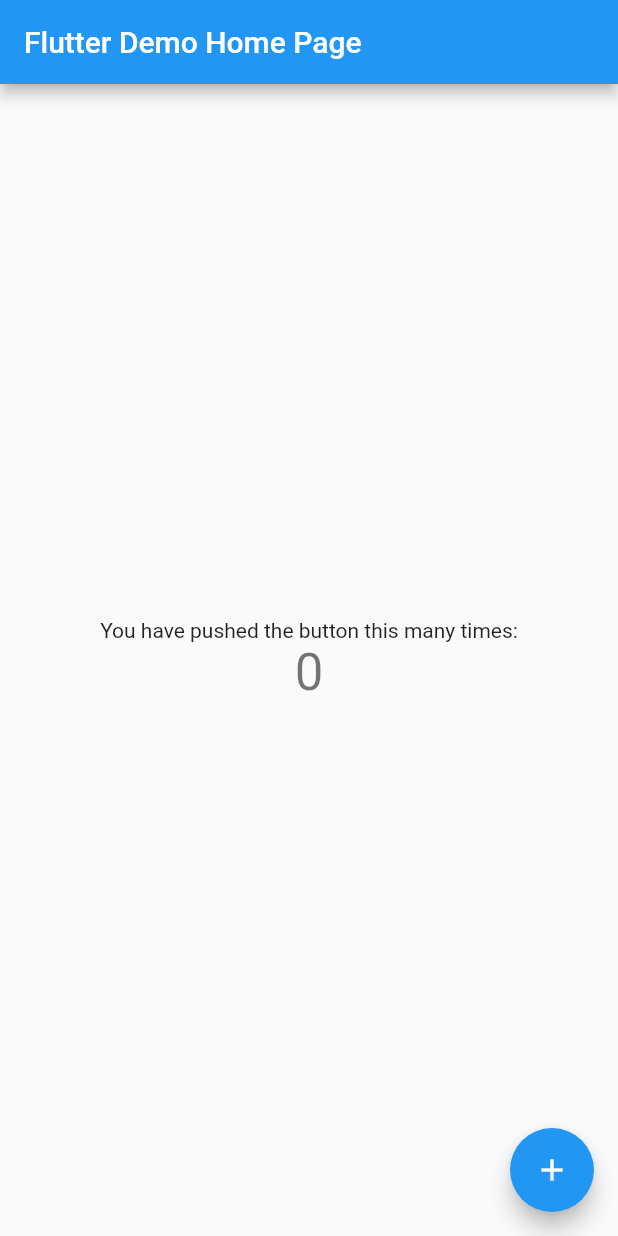
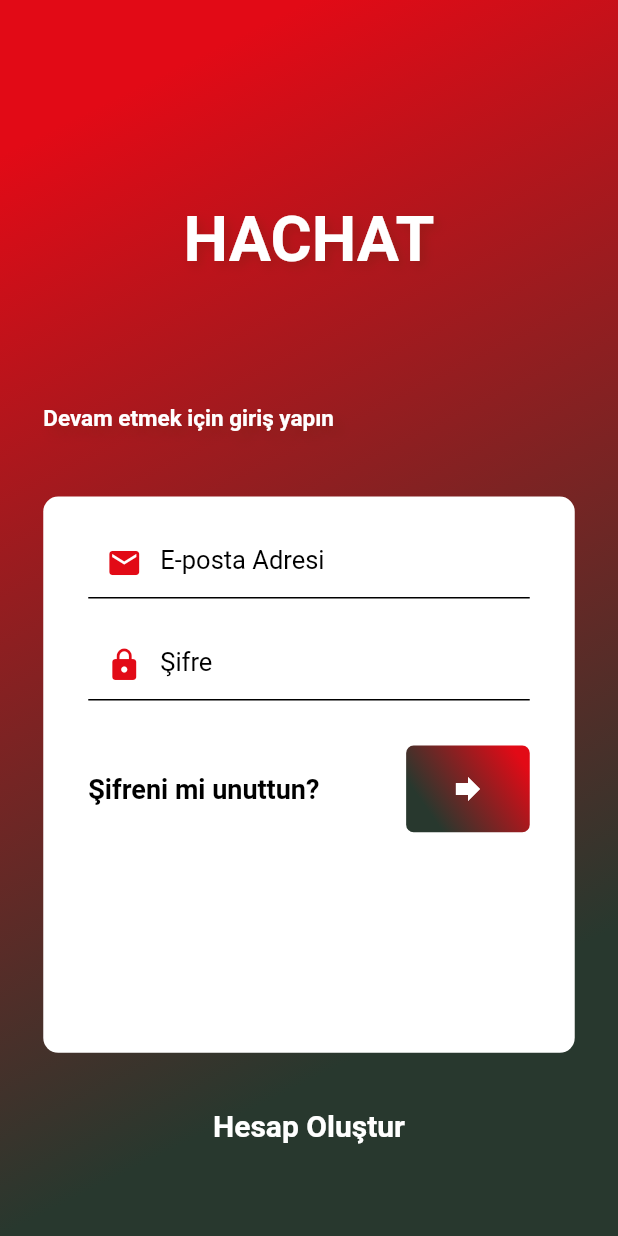
Before and after one commit to MrBuluc/hachat, a Flutter app: the screen it shows after launch, on a phone screen of 412 x 824 dp. Run offline on Flutter 3.47's test engine with Material 2 defaults, Android fonts, the phone set to English and light mode, and no system bars.

Commit message:
login_page completed

```diff
--- a/lib/main.dart
+++ b/lib/main.dart
@@ -1,4 +1,5 @@
 import 'package:flutter/material.dart';
+import 'package:hachat/ui/login/login_page.dart';
 
 void main() {
   runApp(const MyApp());
@@ -7,109 +8,16 @@
 class MyApp extends StatelessWidget {
   const MyApp({super.key});
 
-  // This widget is the root of your application.
   @override
   Widget build(BuildContext context) {
     return MaterialApp(
-      title: 'Flutter Demo',
+      title: 'HACHAT',
+      debugShowCheckedModeBanner: true,
       theme: ThemeData(
-        // This is the theme of your application.
-        //
-        // Try running your application with "flutter run". You'll see the
-        // application has a blue toolbar. Then, without quitting the app, try
-        // changing the primarySwatch below to Colors.green and then invoke
-        // "hot reload" (press "r" in the console where you ran "flutter run",
-        // or simply save your changes to "hot reload" in a Flutter IDE).
-        // Notice that the counter didn't reset back to zero; the application
-        // is not restarted.
-        primarySwatch: Colors.blue,
-      ),
-      home: const MyHomePage(title: 'Flutter Demo Home Page'),
+          primaryColor: const Color.fromRGBO(226, 10, 22, 1),
+          hintColor: Colors.black,
+          focusColor: const Color.fromRGBO(226, 10, 22, 1)),
+      home: const LoginPage(),
     );
   }
 }
-
-class MyHomePage extends StatefulWidget {
-  const MyHomePage({super.key, required this.title});
-
-  // This widget is the home page of your application. It is stateful, meaning
-  // that it has a State object (defined below) that contains fields that affect
-  // how it looks.
-
-  // This class is the configuration for the state. It holds the values (in this
-  // case the title) provided by the parent (in this case the App widget) and
-  // used by the build method of the State. Fields in a Widget subclass are
-  // always marked "final".
-
-  final String title;
-
-  @override
-  State<MyHomePage> createState() => _MyHomePageState();
-}
-
-class _MyHomePageState extends State<MyHomePage> {
-  int _counter = 0;
-
-  void _incrementCounter() {
-    setState(() {
-      // This call to setState tells the Flutter framework that something has
-      // changed in this State, which causes it to rerun the build method below
-      // so that the display can reflect the updated values. If we changed
-      // _counter without calling setState(), then the build method would not be
-      // called again, and so nothing would appear to happen.
-      _counter++;
-    });
-  }
-
-  @override
-  Widget build(BuildContext context) {
-    // This method is rerun every time setState is called, for instance as done
-    // by the _incrementCounter method above.
-    //
-    // The Flutter framework has been optimized to make rerunning build methods
-    // fast, so that you can just rebuild anything that needs updating rather
-    // than having to individually change instances of widgets.
-    return Scaffold(
-      appBar: AppBar(
-        // Here we take the value from the MyHomePage object that was created by
-        // the App.build method, and use it to set our appbar title.
-        title: Text(widget.title),
-      ),
-      body: Center(
-        // Center is a layout widget. It takes a single child and positions it
-        // in the middle of the parent.
-        child: Column(
-          // Column is also a layout widget. It takes a list of children and
-          // arranges them vertically. By default, it sizes itself to fit its
-          // children horizontally, and tries to be as tall as its parent.
-          //
-          // Invoke "debug painting" (press "p" in the console, choose the
-          // "Toggle Debug Paint" action from the Flutter Inspector in Android
-          // Studio, or the "Toggle Debug Paint" command in Visual Studio Code)
-          // to see the wireframe for each widget.
-          //
-          // Column has various properties to control how it sizes itself and
-          // how it positions its children. Here we use mainAxisAlignment to
-          // center the children vertically; the main axis here is the vertical
-          // axis because Columns are vertical (the cross axis would be
-          // horizontal).
-          mainAxisAlignment: MainAxisAlignment.center,
-          children: <Widget>[
-            const Text(
-              'You have pushed the button this many times:',
-            ),
-            Text(
-              '$_counter',
-              style: Theme.of(context).textTheme.headline4,
-            ),
-          ],
-        ),
-      ),
-      floatingActionButton: FloatingActionButton(
-        onPressed: _incrementCounter,
-        tooltip: 'Increment',
-        child: const Icon(Icons.add),
-      ), // This trailing comma makes auto-formatting nicer for build methods.
-    );
-  }
-}
--- /dev/null
+++ b/lib/ui/const.dart
@@ -0,0 +1,35 @@
+import 'package:flutter/material.dart';
+
+LinearGradient loginPageBg = const LinearGradient(
+    begin: Alignment.topLeft,
+    end: Alignment.bottomRight,
+    stops: [.1, .8],
+    colors: [Color.fromRGBO(226, 10, 22, 1), Color.fromRGBO(40, 56, 46, 1)]);
+
+LinearGradient entryButton = const LinearGradient(
+    begin: Alignment.topRight,
+    end: Alignment.bottomLeft,
+    stops: [.1, .8],
+    colors: [Color.fromRGBO(226, 10, 22, 1), Color.fromRGBO(40, 56, 46, 1)]);
+
+const TextStyle headerText = TextStyle(
+    color: Colors.white,
+    fontSize: 42,
+    fontWeight: FontWeight.bold,
+    shadows: [
+      Shadow(
+          offset: Offset(3, 3),
+          blurRadius: 8,
+          color: Color.fromARGB(43, 43, 43, 0))
+    ]);
+
+const TextStyle miniHeader = TextStyle(
+    color: Colors.white,
+    fontSize: 15,
+    fontWeight: FontWeight.bold,
+    shadows: [
+      Shadow(
+          offset: Offset(5, 5),
+          blurRadius: 10,
+          color: Color.fromARGB(43, 43, 43, 0))
+    ]);
--- /dev/null
+++ b/lib/ui/login/login_page.dart
@@ -0,0 +1,163 @@
+import 'package:flutter/material.dart';
+import 'package:hachat/ui/const.dart';
+
+class LoginPage extends StatefulWidget {
+  const LoginPage({Key? key}) : super(key: key);
+
+  @override
+  State<LoginPage> createState() => _LoginPageState();
+}
+
+class _LoginPageState extends State<LoginPage> {
+  late Size size;
+
+  @override
+  Widget build(BuildContext context) {
+    size = MediaQuery.of(context).size;
+
+    return Container(
+      decoration: BoxDecoration(gradient: loginPageBg),
+      child: Scaffold(
+        resizeToAvoidBottomInset: true,
+        backgroundColor: Colors.transparent,
+        body: Center(
+          child: SingleChildScrollView(
+            child: Column(
+              mainAxisAlignment: MainAxisAlignment.spaceAround,
+              children: [
+                buildHeader(),
+                buildFormField(),
+                const SizedBox(
+                  height: 20,
+                ),
+                GestureDetector(
+                  child: buildNewAccount(),
+                )
+              ],
+            ),
+          ),
+        ),
+      ),
+    );
+  }
+
+  Widget buildHeader() => Padding(
+        padding: const EdgeInsets.only(top: 30),
+        child: SizedBox(
+          height: size.height * .29,
+          width: size.width * .86,
+          child: Column(
+            mainAxisAlignment: MainAxisAlignment.spaceAround,
+            crossAxisAlignment: CrossAxisAlignment.start,
+            children: const [
+              Center(
+                child: Text(
+                  "HACHAT",
+                  style: headerText,
+                ),
+              ),
+              Text(
+                "Devam etmek için giriş yapın",
+                style: miniHeader,
+              )
+            ],
+          ),
+        ),
+      );
+
+  Widget buildFormField() => Container(
+        height: size.height * .45,
+        width: size.width * .86,
+        decoration: BoxDecoration(
+            color: Colors.white, borderRadius: BorderRadius.circular(10)),
+        child: Form(
+          child: Padding(
+              padding: const EdgeInsets.only(top: 20, right: 30, left: 30),
+              child: Column(
+                crossAxisAlignment: CrossAxisAlignment.start,
+                children: [
+                  TextFormField(
+                    keyboardType: TextInputType.emailAddress,
+                    style: TextStyle(color: Theme.of(context).hintColor),
+                    cursorColor: Theme.of(context).hintColor,
+                    decoration: InputDecoration(
+                        prefixIcon: Icon(
+                          Icons.mail,
+                          color: Theme.of(context).primaryColor,
+                        ),
+                        hintStyle: TextStyle(
+                            color: Theme.of(context).hintColor, fontSize: 17),
+                        hintText: "E-posta Adresi",
+                        enabledBorder: const UnderlineInputBorder(
+                          borderSide: BorderSide(color: Colors.black),
+                        ),
+                        focusedBorder: const UnderlineInputBorder(
+                            borderSide: BorderSide(color: Colors.black))),
+                  ),
+                  const SizedBox(
+                    height: 20,
+                  ),
+                  TextFormField(
+                    obscureText: true,
+                    style: TextStyle(color: Theme.of(context).hintColor),
+                    cursorColor: Theme.of(context).hintColor,
+                    decoration: InputDecoration(
+                        enabledBorder: const UnderlineInputBorder(
+                          borderSide: BorderSide(color: Colors.black),
+                        ),
+                        focusedBorder: const UnderlineInputBorder(
+                            borderSide: BorderSide(color: Colors.black)),
+                        prefixIcon: Icon(
+                          Icons.lock,
+                          color: Theme.of(context).primaryColor,
+                        ),
+                        hintText: "Şifre",
+                        hintStyle: TextStyle(
+                            color: Theme.of(context).hintColor, fontSize: 17)),
+                  ),
+                  const SizedBox(
+                    height: 30,
+                  ),
+                  Row(
+                      mainAxisAlignment: MainAxisAlignment.spaceBetween,
+                      children: [
+                        Text(
+                          "Şifreni mi unuttun?",
+                          style: TextStyle(
+                              fontSize: 18,
+                              fontWeight: FontWeight.bold,
+                              color: Theme.of(context).hintColor),
+                        ),
+                        Container(
+                          height: size.height * .07,
+                          width: size.width * .2,
+                          decoration: BoxDecoration(
+                              gradient: entryButton,
+                              borderRadius: BorderRadius.circular(5)),
+                          child: const Icon(Icons.forward, color: Colors.white),
+                        ),
+                      ])
+                ],
+              )),
+        ),
+      );
+
+  Widget buildNewAccount() => Center(
+        child: SizedBox(
+          height: 40,
+          child: Row(
+            mainAxisAlignment: MainAxisAlignment.center,
+            crossAxisAlignment: CrossAxisAlignment.end,
+            children: const [
+              Text(
+                "Hesap Oluştur",
+                style: TextStyle(
+                    color: Colors.white,
+                    fontSize: 20,
+                    fontWeight: FontWeight.bold),
+              )
+            ],
+          ),
+        ),
+      );
+}
```
